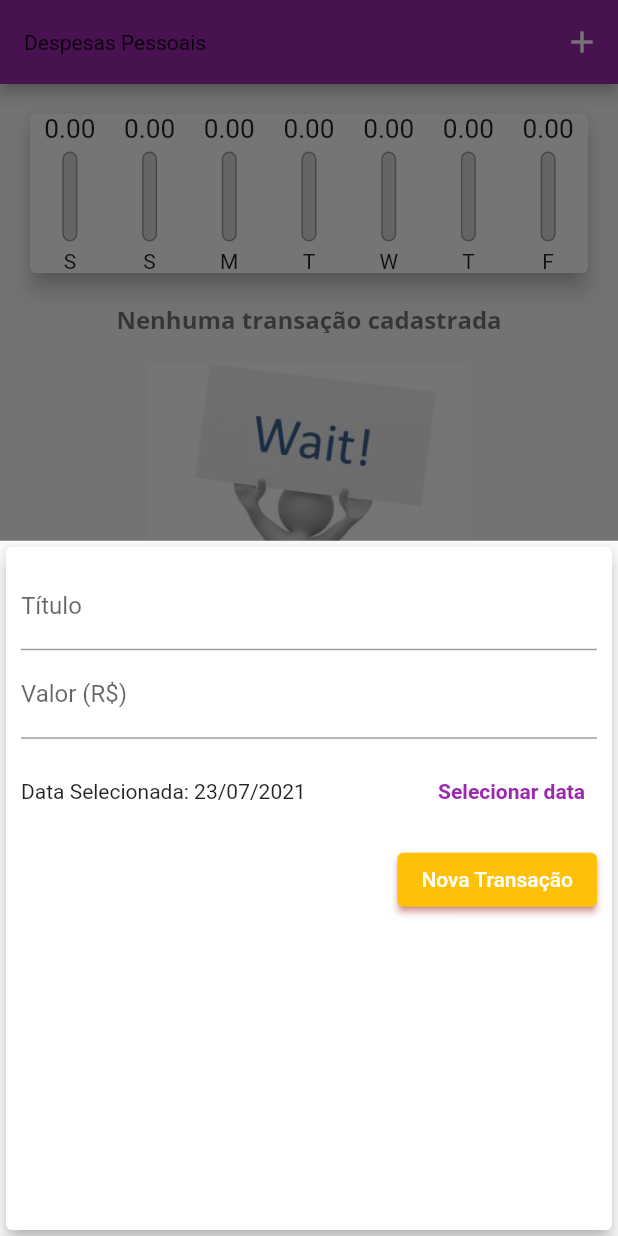
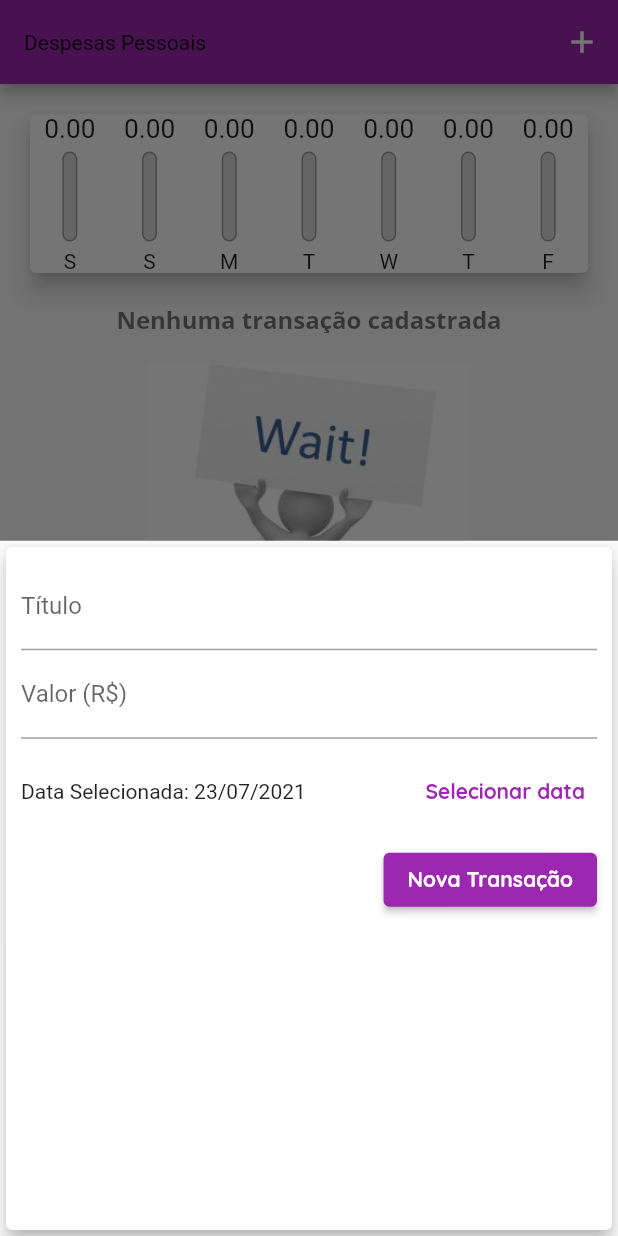
Before and after one commit to karudia1/despesa_udemy, a Flutter app: the screen it shows after launch, after a tap on the "add" icon, on a phone screen of 412 x 824 dp. Run offline on Flutter 3.47's test engine with Material 2 defaults, Android fonts, the phone set to English and light mode, and no system bars.

```diff
--- a/despesa/lib/components/transaction_form.dart
+++ b/despesa/lib/components/transaction_form.dart
@@ -31,6 +31,7 @@ class _TransactionFormState extends State<TransactionForm> {
   }
 
   _showDatePicker() {
+    //finção do flutter
     showDatePicker(
       context: context,
       initialDate: DateTime.now(),
@@ -83,6 +84,7 @@ class _TransactionFormState extends State<TransactionForm> {
                     child: Text(
                       'Selecionar data',
                       style: TextStyle(
+                        color: Theme.of(context).primaryColor,
                         fontWeight: FontWeight.bold,
                       ),
                     ),
@@ -97,9 +99,8 @@ class _TransactionFormState extends State<TransactionForm> {
                 ElevatedButton(
                   child: Text('Nova Transação'),
                   style: ElevatedButton.styleFrom(
-                    primary: Colors.amber,
+                    primary: Theme.of(context).primaryColor,
                     onPrimary: Colors.white,
-                    shadowColor: Colors.red,
                   ),
                   onPressed: _submitForm,
                 ),
--- a/despesa/lib/components/transaction_list.dart
+++ b/despesa/lib/components/transaction_list.dart
@@ -64,7 +64,7 @@ class TransactionList extends StatelessWidget {
                     trailing: IconButton(
                       icon: Icon(Icons.delete),
                       color: Theme.of(context).errorColor,
-                      onPressed: () => onRemove(tr.id),
+                      onPressed: () => onRemove(tr.id), //precisa de parametro
                     ),
                   ),
                 );
--- a/despesa/lib/main.dart
+++ b/despesa/lib/main.dart
@@ -22,6 +22,10 @@ class DespesasApp extends StatelessWidget {
               headline1: TextStyle(
                 fontFamily: 'OpenSans',
                 fontSize: 16,
+                fontWeight: FontWeight.bold,
+              ),
+              button: TextStyle(
+                color: Colors.white,
                 fontWeight: FontWeight.bold,
               ),
             ),
@@ -75,6 +79,9 @@ class _HomePageState extends State<HomePage> {
   _removeTransaction(String id) {
     setState(() {
       _transactions.removeWhere((tr) => tr.id == id);
+     /*  _transactions.removeWhere((tr) {
+        return tr.id == id;
+      }); */
     });
   }
 
```
